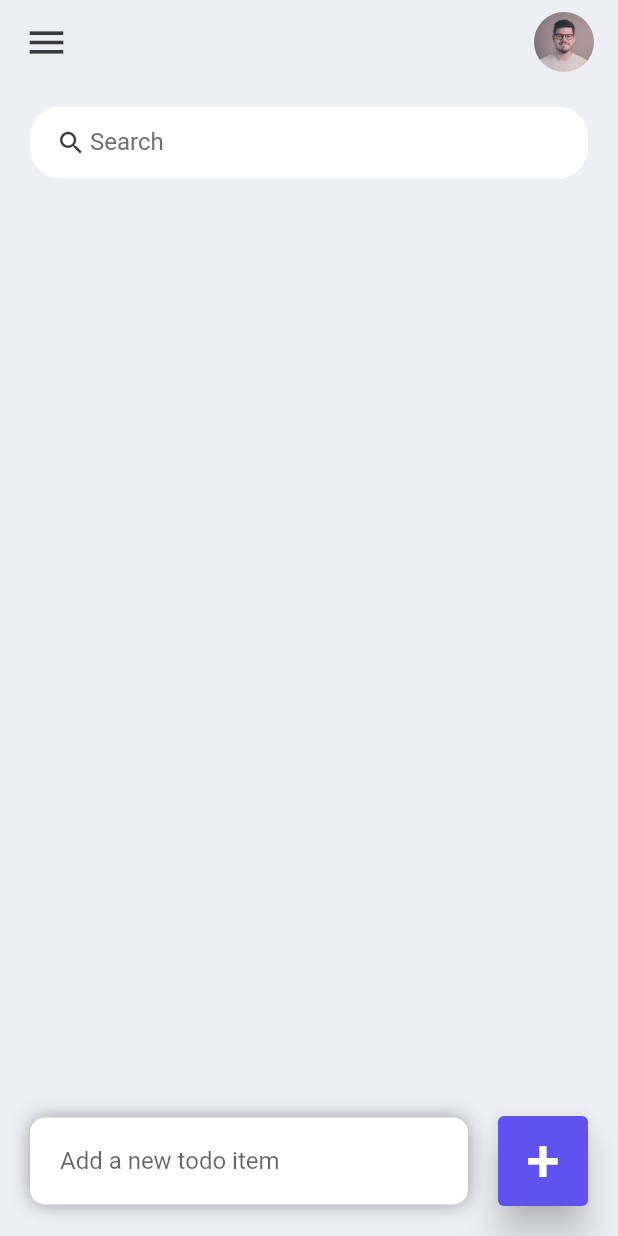
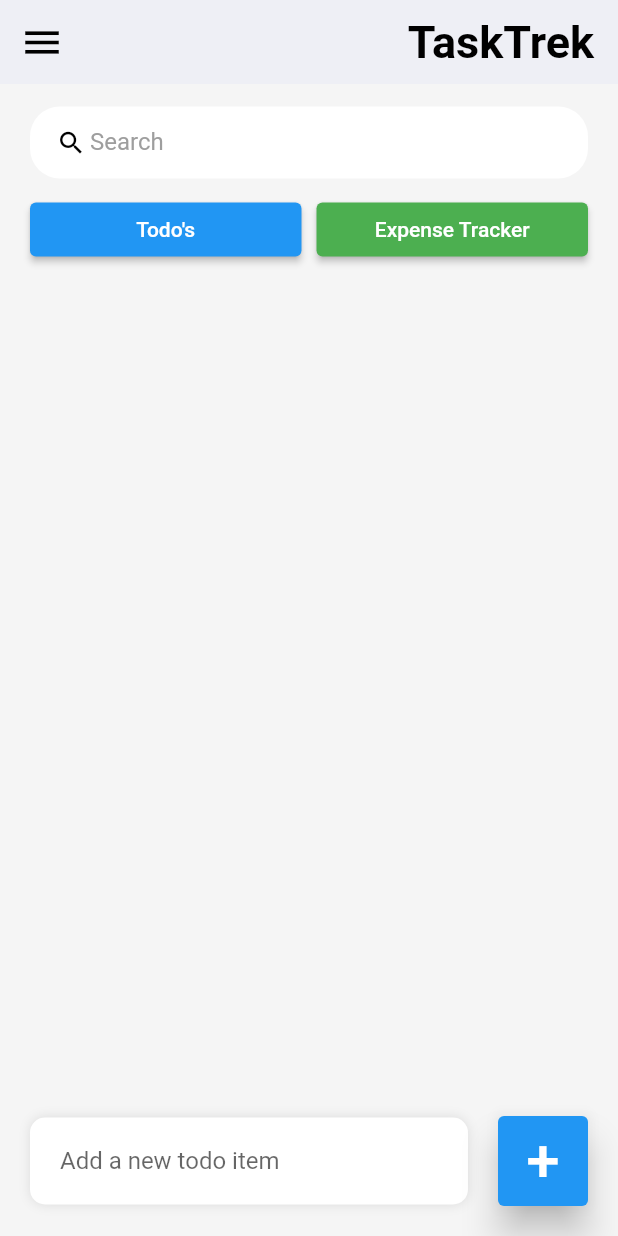
Before and after one commit to anantdubey16/TaskTrek, a Flutter app: the screen it shows after launch, on a phone screen of 412 x 824 dp. Run offline on Flutter 3.47's test engine with Material 2 defaults, Android fonts, the phone set to English and light mode, and no system bars.

Commit message:
Drawer added

```diff
--- a/lib/constants/colors.dart
+++ b/lib/constants/colors.dart
@@ -1,9 +1,12 @@
+// ignore_for_file: constant_identifier_names
+
 import 'package:flutter/material.dart';
 
 const Color Red = Color(0xFFDA4040);
 const Color Blue = Color(0xFF5F52EE);
-
+const Color voilet = Color.fromARGB(255, 142, 82, 238);
 const Color Black = Color(0xFF3A3A3A);
+const Color DarkGrey = Color.fromARGB(255, 40, 40, 40);
 const Color Grey = Color(0xFF717171);
-
+const Color text = Color.fromARGB(255, 207, 207, 207);
 const Color BG = Color(0xFFEEEFF5);
--- a/lib/main.dart
+++ b/lib/main.dart
@@ -13,7 +13,7 @@ class MyApp extends StatelessWidget {
   Widget build(BuildContext context) {
     SystemChrome.setSystemUIOverlayStyle(
         const SystemUiOverlayStyle(statusBarColor: Colors.transparent));
-    return MaterialApp(
+    return const MaterialApp(
       debugShowCheckedModeBanner: false,
       title: 'ToDo App',
       home: Home(),
--- a/lib/model/todo.dart
+++ b/lib/model/todo.dart
@@ -13,12 +13,6 @@ class ToDo {
 
   static List<ToDo> todoList() {
     return [
-      // ToDo(id: '01', todoText: 'Morning Exercise', isDone: true),
-      // ToDo(id: '02', todoText: 'Buy Groceries', isDone: true),
-      // ToDo(id: '03', todoText: 'Check Emails'),
-      // ToDo(id: '04', todoText: 'Team Meeting'),
-      // ToDo(id: '05', todoText: 'Work on mobile apps for 2 hours'),
-      // ToDo(id: '06', todoText: 'Dinner with Jenny'),
     ];
   }
 }
@@ -29,15 +23,28 @@ class ToDoItem extends StatelessWidget {
   final Function(String) onDeleteItem;
 
   const ToDoItem({
+    Key? key,
     required this.todo,
     required this.onToDoChanged,
     required this.onDeleteItem,
-  });
+  }) : super(key: key);
 
  @override
   Widget build(BuildContext context) {
-    return ListTile(
-      title: Text(todo.todoText ?? ""),
+    return Container(
+      decoration: BoxDecoration(
+        color: Colors.white,
+        borderRadius: BorderRadius.circular(10),
+      ),
+      margin: const EdgeInsets.symmetric(vertical: 5),
+      child: ListTile(
+        title: Text(
+          todo.todoText ?? "",
+          style: TextStyle(
+            decoration:
+                todo.isDone ? TextDecoration.lineThrough : TextDecoration.none,
+          ),
+        ),
         leading: Checkbox(
           value: todo.isDone,
           onChanged: (value) {
@@ -45,11 +52,12 @@ class ToDoItem extends StatelessWidget {
           },
         ),
         trailing: IconButton(
-        icon: Icon(Icons.delete),
+          icon: const Icon(Icons.delete),
           onPressed: () {
             onDeleteItem(todo.id ?? "");
           },
         ),
+      ),
     );
   }
 }
--- a/lib/screens/home.dart
+++ b/lib/screens/home.dart
@@ -1,6 +1,26 @@
 import 'package:flutter/material.dart';
+import 'package:flutter/services.dart';
 import 'package:todo/constants/colors.dart';
 import 'package:todo/model/todo.dart';
+
+void main() {
+  runApp(const MyApp());
+}
+
+class MyApp extends StatelessWidget {
+  const MyApp({Key? key}) : super(key: key);
+
+  @override
+  Widget build(BuildContext context) {
+    SystemChrome.setSystemUIOverlayStyle(
+        const SystemUiOverlayStyle(statusBarColor: Colors.transparent));
+    return const MaterialApp(
+      debugShowCheckedModeBanner: false,
+      title: 'ToDo App',
+      home: Home(),
+    );
+  }
+}
 
 class Home extends StatefulWidget {
   const Home({Key? key}) : super(key: key);
@@ -10,6 +30,8 @@ class Home extends StatefulWidget {
 }
 
 class _HomeState extends State<Home> {
+  final GlobalKey<ScaffoldState> _scaffoldKey = GlobalKey<ScaffoldState>();
+
   final todosList = ToDo.todoList();
   List<ToDo> _foundToDo = [];
   final _todoController = TextEditingController();
@@ -33,6 +55,26 @@ class _HomeState extends State<Home> {
   }
 
   void _addToDoItem(String toDo) {
+    if (toDo.trim().isEmpty) {
+      // If the input is empty or contains only whitespace
+      showDialog(
+        context: context,
+        builder: (context) {
+          return AlertDialog(
+            title: const Text('Warning'),
+            content: const Text('Please enter a non-empty todo item.'),
+            actions: [
+              ElevatedButton(
+                onPressed: () {
+                  Navigator.of(context).pop();
+                },
+                child: const Text('OK'),
+              ),
+            ],
+          );
+        },
+      );
+    } else {
       setState(() {
         todosList.add(ToDo(
           id: DateTime.now().millisecondsSinceEpoch.toString(),
@@ -40,6 +82,7 @@ class _HomeState extends State<Home> {
         ));
       });
       _todoController.clear();
+    }
   }
 
   void _runFilter(String enteredKeyword) {
@@ -59,61 +102,97 @@ class _HomeState extends State<Home> {
     });
   }
 
-  Widget searchBox() {
-    return Container(
-      padding: const EdgeInsets.symmetric(horizontal: 15),
-      decoration: BoxDecoration(
-        color: Colors.white,
-        borderRadius: BorderRadius.circular(20),
+  AppBar _buildAppBar(bool showUserProfileIcon) {
+    return AppBar(
+      backgroundColor: BG,
+      elevation: 0,
+      leading: IconButton(
+        icon: const Icon(
+          Icons.menu, // Use the menu icon for the drawer
+          color: Colors.black,
+          size: 30,
         ),
-      child: TextField(
-        onChanged: (value) => _runFilter(value),
-        decoration: const InputDecoration(
-          contentPadding: EdgeInsets.all(0),
-          prefixIcon: Icon(
-            Icons.search,
-            color: Black,
-            size: 20,
+        onPressed: () {
+          _scaffoldKey.currentState
+              ?.openDrawer(); // Open the drawer from the left
+        },
       ),
-          prefixIconConstraints: BoxConstraints(
-            maxHeight: 20,
-            minWidth: 25,
+      title: const Align(
+        alignment: Alignment.topRight,
+        child: Text(
+          'TaskTrek',
+          style: TextStyle(
+            fontSize: 30,
+            fontWeight: FontWeight.bold,
+            color: Colors.black, // You can change the color to your preference
           ),
-          border: InputBorder.none,
-          hintText: 'Search',
-          hintStyle: TextStyle(color: Grey),
         ),
       ),
     );
   }
 
-  AppBar _buildAppBar() {
-    return AppBar(
-      backgroundColor: BG,
-      elevation: 0,
-      title: Row(mainAxisAlignment: MainAxisAlignment.spaceBetween, children: [
-        const Icon(
-          Icons.menu,
-          color: Black,
-          size: 30,
+  @override
+  Widget build(BuildContext context) {
+    const bool showUserProfileIcon = true;
+    return Scaffold(
+      key: _scaffoldKey,
+      backgroundColor: Colors.grey[100],
+      appBar: _buildAppBar(showUserProfileIcon),
+      drawer: Drawer(
+        child: Column(
+          children: [
+            Expanded(
+              child: ListView(
+                padding: EdgeInsets.zero,
+                children: const [
+                  DrawerHeader(
+                    decoration: BoxDecoration(
+                      color: BG, // Change the color to your preference
+                    ),
+                    child: Column(
+                      crossAxisAlignment: CrossAxisAlignment.start,
+                      children: [
+                        CircleAvatar(
+                          radius: 40,
+                          backgroundImage:
+                              AssetImage('assets/images/avatar.jpeg'),
+                        ),
+                        SizedBox(height: 10),
+                        Text(
+                          'anantdubey',
+                          style: TextStyle(
+                            fontSize: 18,
+                            color: Colors.black,
+                          ),
                         ),
                         SizedBox(
-          height: 40,
-          width: 40,
-          child: ClipRRect(
-            borderRadius: BorderRadius.circular(20),
-            child: Image.asset('assets/images/avatar.jpeg'),
+                          height: 4,
+                        ),
+                        Text(
+                          'anantdubey750@gmail.com',
+                          style: TextStyle(
+                            fontSize: 14,
+                            color: Colors.black,
                           ),
                         ),
-      ]),
-    );
-  }
-
-  @override
-  Widget build(BuildContext context) {
-    return Scaffold(
-      backgroundColor: BG,
-      appBar: _buildAppBar(),
+                      ],
+                    ),
+                  ),
+                ],
+              ),
+            ),
+            // ListTile(
+            //   title: const Align(
+            //     alignment: Alignment.center,
+            //     child: Text('Logout')),
+            //   onTap: () {
+            //     // Handle logout logic here
+            //     Navigator.pop(context); // Close the drawer
+            //   },
+            // ),
+          ],
+        ),
+      ),
       body: Stack(
         children: [
           Container(
@@ -124,6 +203,36 @@ class _HomeState extends State<Home> {
             child: Column(
               children: [
                 searchBox(),
+                const SizedBox(height: 10,),
+                Row(
+  mainAxisAlignment: MainAxisAlignment.spaceEvenly,
+  children: [
+    Expanded(
+      child: ElevatedButton(
+        onPressed: () {
+          // Handle Todo's button press
+        },
+        style: ElevatedButton.styleFrom(
+          backgroundColor: Colors.blue,
+        ),
+        child: const Text('Todo\'s'),
+      ),
+    ),
+    const SizedBox(width: 10,),
+    Expanded(
+      child: ElevatedButton(
+        onPressed: () {
+          // Handle Expense Tracker button press
+        },
+        style: ElevatedButton.styleFrom(
+          backgroundColor: Colors.green,
+        ),
+        child: const Text('Expense Tracker'),
+      ),
+    ),
+  ],
+),
+
                 Expanded(
                   child: ListView.builder(
                     itemCount: _foundToDo.length,
@@ -158,9 +267,9 @@ class _HomeState extends State<Home> {
                     color: Colors.white,
                     boxShadow: const [
                       BoxShadow(
-                        color: Colors.grey,
+                        color: Color.fromARGB(255, 220, 220, 220),
                         offset: Offset(0.0, 0.0),
-                        blurRadius: 10.0,
+                        blurRadius: 6.0,
                         spreadRadius: 0.0,
                       ),
                     ],
@@ -170,7 +279,8 @@ class _HomeState extends State<Home> {
                     controller: _todoController,
                     decoration: const InputDecoration(
                       hintText: 'Add a new todo item',
-                        border: InputBorder.none),
+                      border: InputBorder.none,
+                    ),
                   ),
                 ),
               ),
@@ -184,7 +294,7 @@ class _HomeState extends State<Home> {
                     _addToDoItem(_todoController.text);
                   },
                   style: ElevatedButton.styleFrom(
-                    backgroundColor: Blue,
+                    backgroundColor: Colors.blue,
                     minimumSize: const Size(60, 60),
                     elevation: 10,
                   ),
@@ -202,4 +312,32 @@ class _HomeState extends State<Home> {
       ),
     );
   }
+
+  Widget searchBox() {
+    return Container(
+      padding: const EdgeInsets.symmetric(horizontal: 15),
+      decoration: BoxDecoration(
+        color: Colors.white,
+        borderRadius: BorderRadius.circular(20),
+      ),
+      child: TextField(
+        onChanged: (value) => _runFilter(value),
+        decoration: const InputDecoration(
+          contentPadding: EdgeInsets.all(0),
+          prefixIcon: Icon(
+            Icons.search,
+            color: Colors.black,
+            size: 20,
+          ),
+          prefixIconConstraints: BoxConstraints(
+            maxHeight: 20,
+            minWidth: 25,
+          ),
+          border: InputBorder.none,
+          hintText: 'Search',
+          hintStyle: TextStyle(color: Colors.grey),
+        ),
+      ),
+    );
   }
+}
--- a/pubspec.yaml
+++ b/pubspec.yaml
@@ -35,6 +35,7 @@ dependencies:
   # The following adds the Cupertino Icons font to your application.
   # Use with the CupertinoIcons class for iOS style icons.
   cupertino_icons: ^1.0.2
+  flex_color_scheme: ^7.3.1
 
 dev_dependencies:
   flutter_test:
```
Also changed, not shown: assets/images/avatar.jpg (deleted), pubspec.lock. Lines whose indentation alone changed are shown as unchanged.
